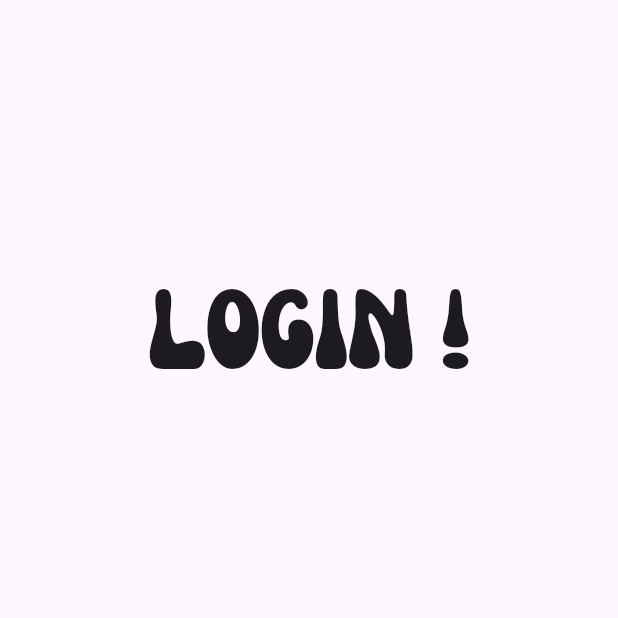
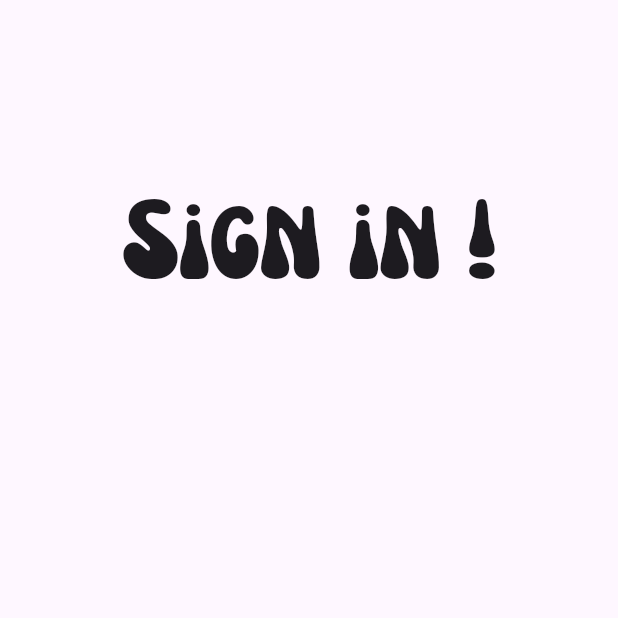
Before and after one commit to MridulSharma2552007/Orbit_Drift, a Flutter app: the screen it shows after launch, on a phone screen of 412 x 824 dp, the top half of it. Run offline on Flutter 3.47's test engine with Material 3 defaults, Android fonts, the phone set to English and light mode, and no system bars.

Commit message:
Fix color naming convention and update Login widget to Stateful

```diff
--- a/lib/views/Splash/splash_screen.dart
+++ b/lib/views/Splash/splash_screen.dart
@@ -22,7 +22,7 @@ class _SplashScreenState extends State<SplashScreen> {
   @override
   Widget build(BuildContext context) {
     return Scaffold(
-      backgroundColor: AppColors.LogoRed,
+      backgroundColor: AppColors.logoRed,
       body: Center(child: Image.asset('assets/images/driftlogo.png')),
     );
   }
--- a/lib/views/auth/login.dart
+++ b/lib/views/auth/login.dart
@@ -1,8 +1,13 @@
 import 'package:flutter/material.dart';
 
-class Login extends StatelessWidget {
+class Login extends StatefulWidget {
   const Login({super.key});
 
+  @override
+  State<Login> createState() => _LoginState();
+}
+
+class _LoginState extends State<Login> {
   @override
   Widget build(BuildContext context) {
     return Scaffold(
@@ -13,10 +18,10 @@ class Login extends StatelessWidget {
           children: [
             Spacer(flex: 1),
             Text(
-              'LOGIN !',
+              'Sign in !',
               style: TextStyle(fontFamily: 'Nectarine', fontSize: 70),
             ),
-            Spacer(flex: 3),
+            Spacer(flex: 5),
           ],
         ),
       ),
--- a/lib/views/utils/colors/app_colors.dart
+++ b/lib/views/utils/colors/app_colors.dart
@@ -1,5 +1,5 @@
 import 'package:flutter/widgets.dart';
 
 class AppColors {
-  static const LogoRed = Color(0xffff3131);
+  static const logoRed = Color(0xffff3131);
 }
```
